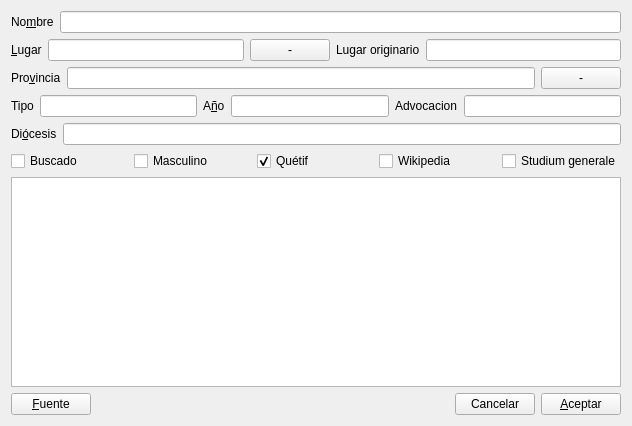
First picture: the form in gui/dlgnuevacasa.ui, repository rogorido/qtpredicadores, before the edit.
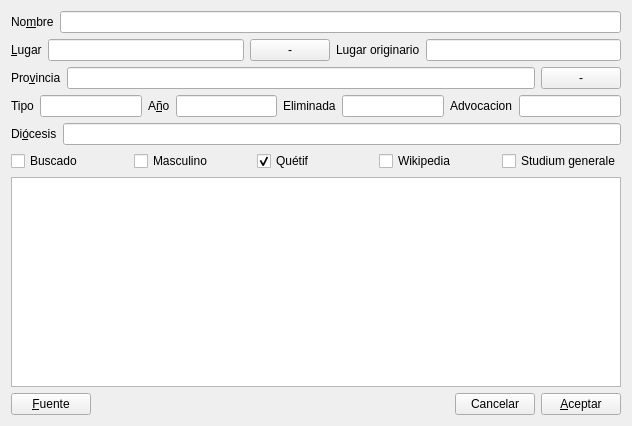
Second picture: the form after the edit. Icons and pictures are not drawn. Custom widgets are drawn as their Qt base class.

Commit message: Añadido campo Eliminada para la clase Casa

Diff of the .ui file:
```diff
--- a/gui/dlgnuevacasa.ui
+++ b/gui/dlgnuevacasa.ui
@@ -125,6 +125,16 @@
      <item>
       <widget class="QLineEdit" name="txtFechaFundacion"/>
      </item>
+     <item>
+      <widget class="QLabel" name="label_9">
+       <property name="text">
+        <string>Eliminada</string>
+       </property>
+      </widget>
+     </item>
+     <item>
+      <widget class="QLineEdit" name="txtEliminada"/>
+     </item>
      <item>
       <widget class="QLabel" name="label_6">
        <property name="text">
```
The commit also changes 4 other files.
